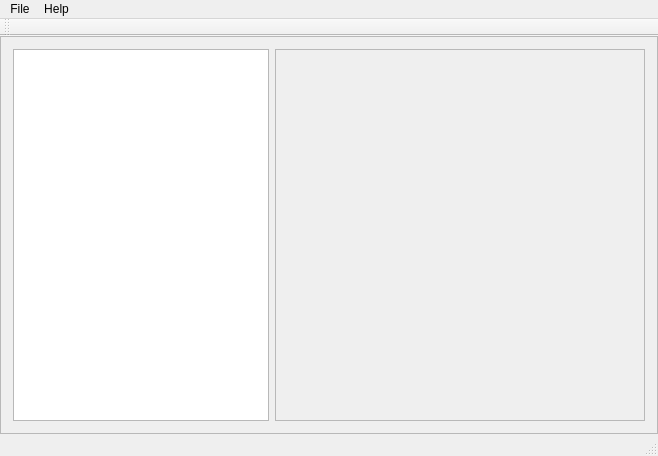
Before: the Qt Designer form mainwindow.ui in NHERI-SimCenter/TurbulenceInflowTool, drawn with Qt 5.
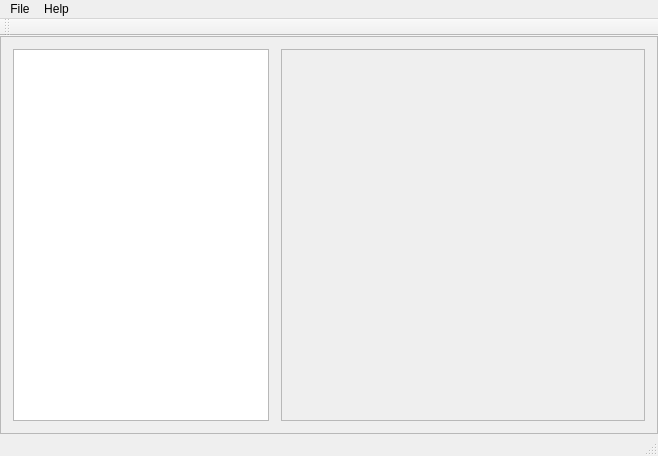
After: the same form once the commit is applied. Custom widgets are drawn as their Qt base class.

Commit message: more fine turning of layout

```diff
--- a/mainwindow.ui
+++ b/mainwindow.ui
@@ -56,7 +56,7 @@
       </property>
       <layout class="QHBoxLayout" name="horizontalLayout">
        <property name="spacing">
-        <number>6</number>
+        <number>12</number>
        </property>
        <property name="leftMargin">
         <number>12</number>
```
Left out of the diff: 2 changed lines with no effect on the pictures.
